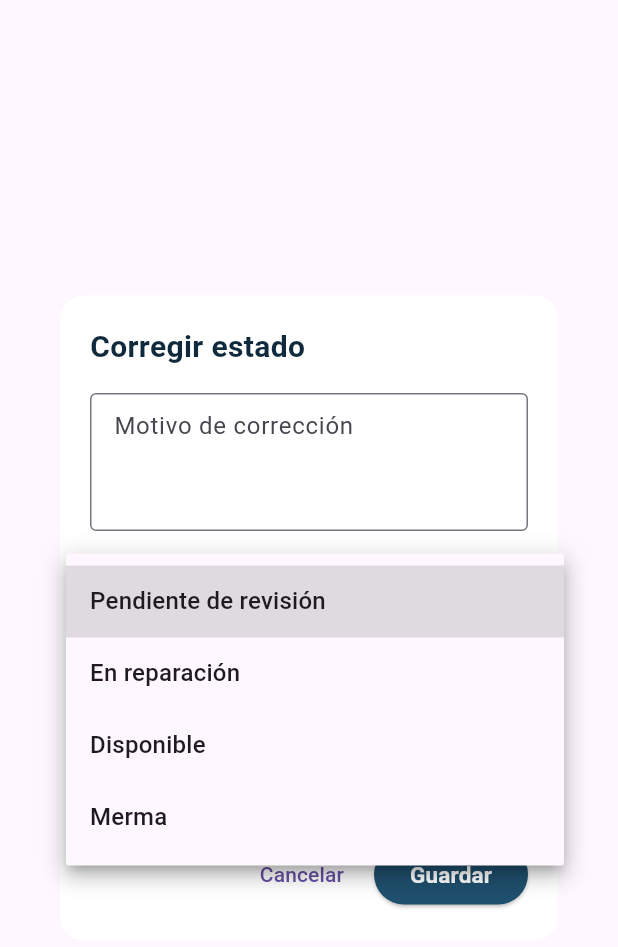
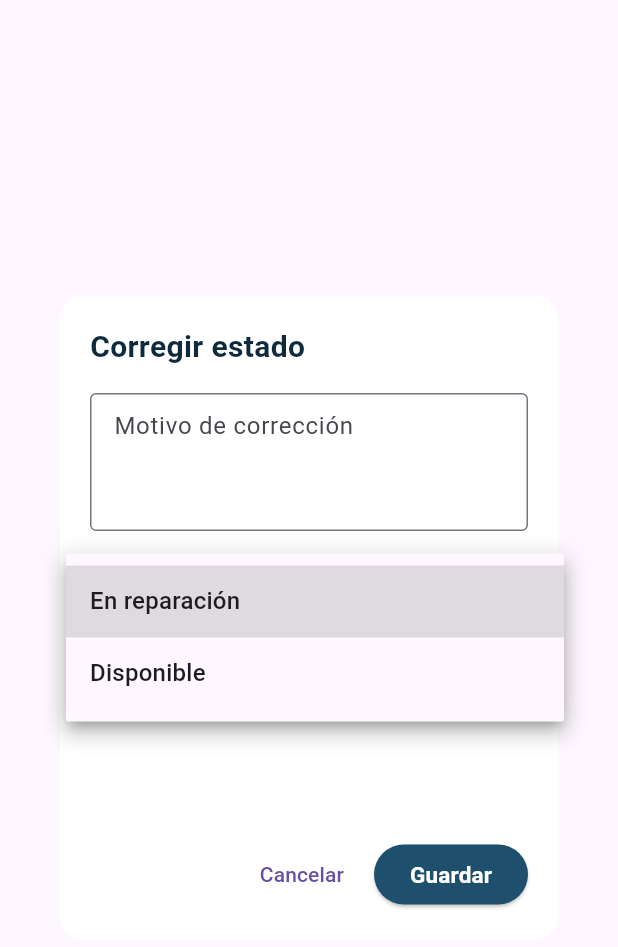
Before and after one commit to DanyaDuran/ztech_proyect, a Flutter app: the TecnicoEstadoDialog widget shown alone on an empty page, opened directly with empty values, after a tap on "Nuevo estado", on a phone screen of 412 x 824 dp. Shown: the top 947 px of the screen. Run offline on Flutter 3.47's test engine with Material 3 defaults, Android fonts, the phone set to English and light mode, and no system bars; our stand-ins replace cloud_firestore, firebase_auth, firebase_core, open_filex, pdf, printing; missing offline and left inert: file_saver; accounts and stored records are empty.

Commit message:
validacion de usuarios y ajuste flujo tecnico

```diff
--- a/lib/features/tecnico/presentation/dialogs/tecnico_estado_dialog.dart
+++ b/lib/features/tecnico/presentation/dialogs/tecnico_estado_dialog.dart
@@ -381,20 +381,12 @@ class _TecnicoEstadoDialogState extends State<TecnicoEstadoDialog> {
                           ),
                           items: const [
                             DropdownMenuItem(
-                              value: 'Pendiente de revisión',
-                              child: Text('Pendiente de revisión'),
-                            ),
-                            DropdownMenuItem(
                               value: 'En reparación',
                               child: Text('En reparación'),
                             ),
                             DropdownMenuItem(
                               value: 'Disponible',
                               child: Text('Disponible'),
-                            ),
-                            DropdownMenuItem(
-                              value: 'Merma',
-                              child: Text('Merma'),
                             ),
                           ],
                           onChanged: isSaving
```
Also changed, not shown: lib/features/admin/presentation/screens/user_form_screen.dart (+12 -0 lines), lib/features/ventas/presentation/screens/ventas_home_screen.dart (+7 -12 lines).
